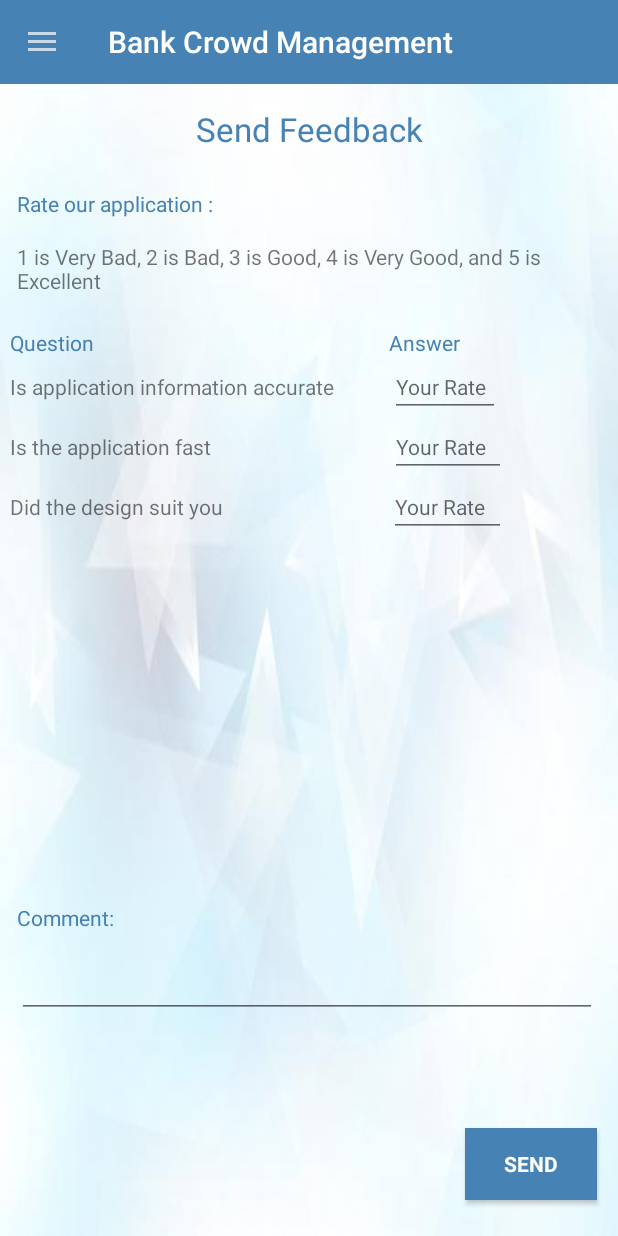
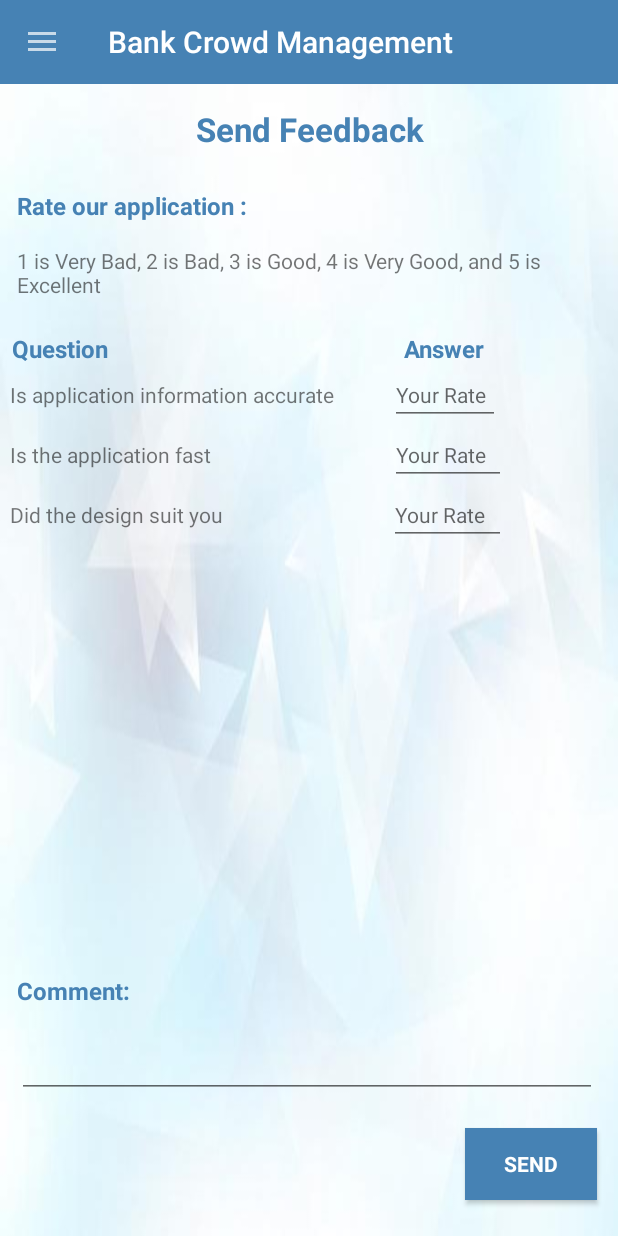
Before and after one commit to ali-phpcs/BankManagement, an Android app: the fragment SendFeedback placed in its activity, on a phone screen of 412 x 824 dp. Run offline under Robolectric (Android 15) with nearby library versions, the phone set to English and light mode, and no system bars.

Commit message:
feedback

```diff
--- a/app/src/main/res/layout/activity_phone_number.xml
+++ b/app/src/main/res/layout/activity_phone_number.xml
@@ -54,11 +54,12 @@
         android:id="@+id/textView4"
         android:layout_width="wrap_content"
         android:layout_height="wrap_content"
+        android:layout_centerHorizontal="true"
+        android:layout_centerVertical="true"
         android:text="Write your phone number"
         android:textColor="@color/colorPrimaryText"
         android:textSize="20sp"
-        android:layout_centerVertical="true"
-        android:layout_centerHorizontal="true" />
+        android:textStyle="bold" />
 
 
 
--- a/app/src/main/res/layout/city.xml
+++ b/app/src/main/res/layout/city.xml
@@ -7,6 +7,7 @@
     android:textColor="#000000"
     android:paddingTop="15dp"
     android:paddingBottom="15dp"
-    android:gravity="center">
+    android:gravity="center"
+    android:textSize="16dp" >
 
 </TextView>
--- a/app/src/main/res/layout/select_service.xml
+++ b/app/src/main/res/layout/select_service.xml
@@ -19,7 +19,8 @@
         android:text="Select Service"
         android:textAlignment="center"
         android:textColor="@color/colorPrimaryText"
-        android:textSize="22sp" />
+        android:textSize="22sp"
+        android:textStyle="bold" />
 
     <Button
         android:text=" Customer Services "
--- a/app/src/main/res/layout/send_feedback.xml
+++ b/app/src/main/res/layout/send_feedback.xml
@@ -1,5 +1,6 @@
 <?xml version="1.0" encoding="utf-8"?>
 <RelativeLayout xmlns:android="http://schemas.android.com/apk/res/android"
+    xmlns:tools="http://schemas.android.com/tools"
     android:layout_width="match_parent" android:layout_height="match_parent"
     android:background="@drawable/bg">
 
@@ -10,7 +11,7 @@
         android:layout_height="wrap_content"
         android:layout_marginTop="16dp"
         android:id="@+id/textView"
-        android:layout_below="@+id/textView5"
+        android:layout_below="@+id/rate"
         android:layout_alignParentLeft="true"
         android:layout_alignParentStart="true"
         android:layout_marginLeft="11dp"
@@ -40,7 +41,7 @@
         android:layout_alignParentLeft="true"
         android:layout_alignParentStart="true"
         android:layout_marginTop="22dp"
-        android:layout_above="@+id/textView2">
+        android:layout_above="@+id/comment">
         <TableRow
             android:layout_width="match_parent"
             android:layout_height="match_parent" >
@@ -57,16 +58,19 @@
                     android:layout_weight="0.87"
                     android:text="  Question"
                     android:textColor="@color/colorPrimaryText"
-                    android:textSize="14dp" />
+                    android:textSize="16dp"
+                    android:textStyle="bold" />
 
                 <TextView
+                    android:id="@+id/answer"
                     android:layout_width="74dp"
                     android:layout_height="wrap_content"
                     android:ems="10"
-                    android:id="@+id/answer"
                     android:text="Answer"
-                    android:textSize="14dp"
-                    android:textColor="@color/colorPrimaryText"/>
+                    android:textAlignment="center"
+                    android:textColor="@color/colorPrimaryText"
+                    android:textSize="16dp"
+                    android:textStyle="bold" />
             </LinearLayout>
 
         </TableRow>
@@ -164,22 +168,23 @@
     </TableLayout>
 
     <TextView
-        android:text="Send Feedback"
+        android:id="@+id/textView3"
         android:layout_width="wrap_content"
         android:layout_height="wrap_content"
-        android:id="@+id/textView3"
-        android:layout_weight="1"
-        android:textSize="22sp"
-        android:textColor="@color/colorPrimaryText"
-        android:textAlignment="center"
+        android:layout_alignLeft="@+id/textView"
         android:layout_alignParentEnd="true"
         android:layout_alignParentLeft="true"
         android:layout_alignParentRight="true"
         android:layout_alignParentStart="true"
         android:layout_alignParentTop="true"
+        android:layout_alignStart="@+id/textView"
         android:layout_marginTop="15dp"
-        android:layout_alignLeft="@+id/textView"
-        android:layout_alignStart="@+id/textView"/>
+        android:layout_weight="1"
+        android:text="Send Feedback"
+        android:textAlignment="center"
+        android:textColor="@color/colorPrimaryText"
+        android:textSize="22sp"
+        android:textStyle="bold" />
 
     <EditText
         android:id="@+id/a4"
@@ -187,35 +192,37 @@
         android:layout_height="wrap_content"
         android:ems="10"
         android:inputType="textMultiLine"
-        android:layout_marginBottom="73dp"
+        android:layout_marginBottom="20dp"
         android:layout_above="@+id/Send"
-        android:layout_alignLeft="@+id/textView"
-        android:layout_alignStart="@+id/textView"
         android:layout_alignRight="@+id/Send"
-        android:layout_alignEnd="@+id/Send" />
+        android:layout_alignEnd="@+id/Send"
+        android:layout_alignLeft="@+id/comment"
+        android:layout_alignStart="@+id/comment" />
 
     <TextView
-        android:id="@+id/textView2"
+        android:id="@+id/comment"
         android:layout_width="wrap_content"
         android:layout_height="wrap_content"
+        android:layout_marginBottom="15dp"
         android:text="Comment: "
-        android:textSize="14dp"
         android:textColor="@color/colorPrimaryText"
-        android:layout_marginBottom="12dp"
+        android:textSize="16dp"
+        android:textStyle="bold"
         android:layout_above="@+id/a4"
-        android:layout_alignLeft="@+id/a4"
-        android:layout_alignStart="@+id/a4" />
-
-    <TextView
-        android:id="@+id/textView5"
-        android:layout_width="wrap_content"
-        android:layout_height="wrap_content"
-        android:text="Rate our application :"
-        android:textSize="14dp"
-        android:textColor="@color/colorPrimaryText"
-        android:layout_marginTop="25dp"
-        android:layout_below="@+id/textView3"
         android:layout_alignLeft="@+id/textView"
         android:layout_alignStart="@+id/textView" />
 
+    <TextView
+        android:id="@+id/rate"
+        android:layout_width="wrap_content"
+        android:layout_height="wrap_content"
+        android:layout_alignLeft="@+id/textView"
+        android:layout_alignStart="@+id/textView"
+        android:layout_below="@+id/textView3"
+        android:layout_marginTop="25dp"
+        android:text="Rate our application :"
+        android:textColor="@color/colorPrimaryText"
+        android:textSize="16dp"
+        android:textStyle="bold" />
+
 </RelativeLayout>
```
Also changed, not shown: app/src/main/java/com/bankmanagement/r/bankmanagement/SendFeedback.java (+10 -1 lines), app/src/main/res/layout/contact_us.xml (+8 -7 lines), app/src/main/res/layout/crowd_status.xml (+8 -7 lines), app/src/main/res/layout/favorite_branch.xml (+8 -7 lines), app/src/main/res/layout/select_city.xml (+9 -8 lines), app/src/main/res/layout/selected_branch.xml (+8 -7 lines).
